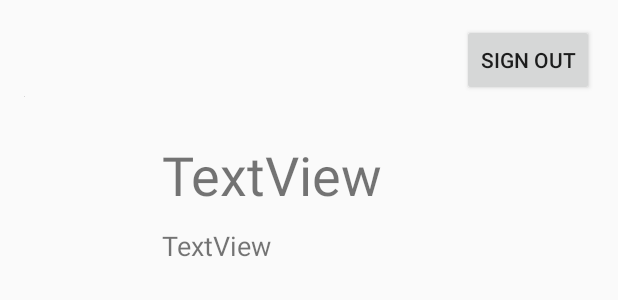
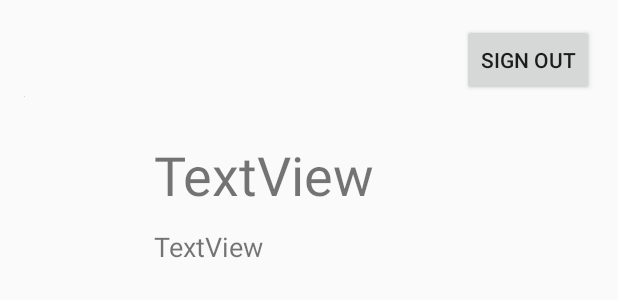
Before and after one commit to ece1778-2020/Healthy-Mind, an Android app: the layout activity_profile.xml on its own in the app's theme, with its tools: preview values and no code run, on a phone screen of 412 x 824 dp. Shown: the top 300 px of the screen. Run offline under Robolectric (Android 15) with nearby library versions, the phone set to English and light mode, and no system bars.

```diff
--- a/app/src/main/res/layout/activity_profile.xml
+++ b/app/src/main/res/layout/activity_profile.xml
@@ -28,10 +28,11 @@
 
     <TextView
         android:id="@+id/profile_username"
-        android:layout_width="223dp"
-        android:layout_height="55dp"
+        android:layout_width="224dp"
+        android:layout_height="56dp"
         android:layout_marginStart="10dp"
         android:layout_marginTop="28dp"
+        android:layout_marginEnd="10dp"
         android:text="TextView"
         android:textSize="36sp"
         app:layout_constraintEnd_toEndOf="parent"
@@ -44,6 +45,7 @@
         android:layout_height="28dp"
         android:layout_marginStart="12dp"
         android:layout_marginTop="4dp"
+        android:layout_marginEnd="10dp"
         android:text="TextView"
         android:textSize="18sp"
         app:layout_constraintEnd_toEndOf="parent"
```
